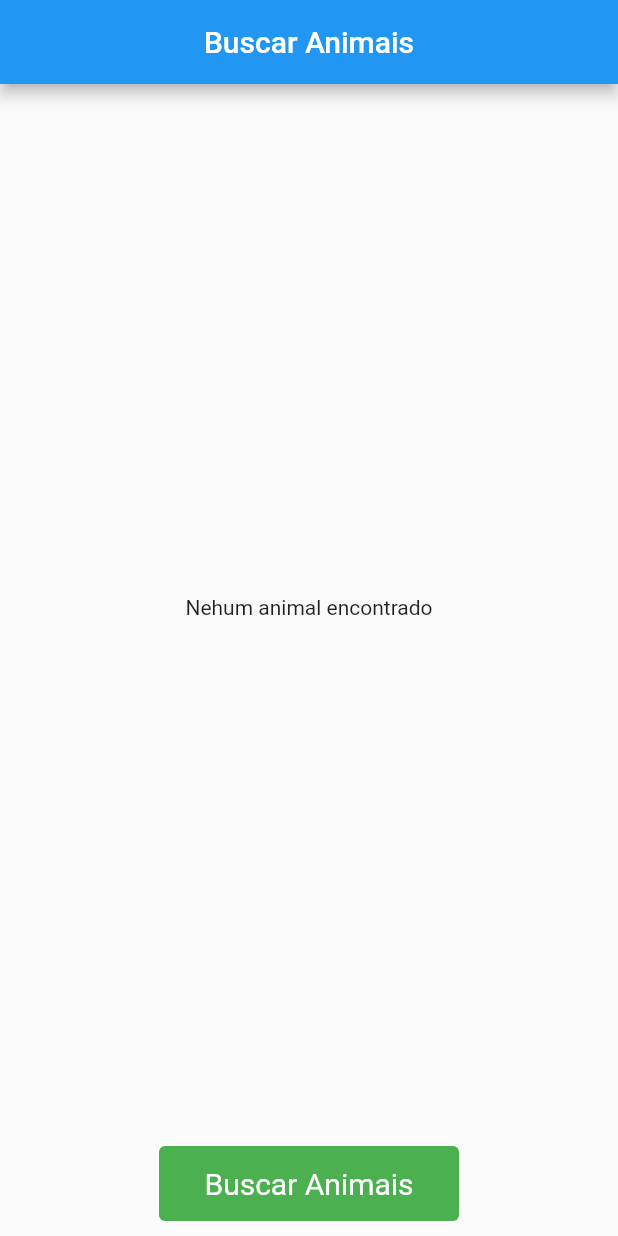
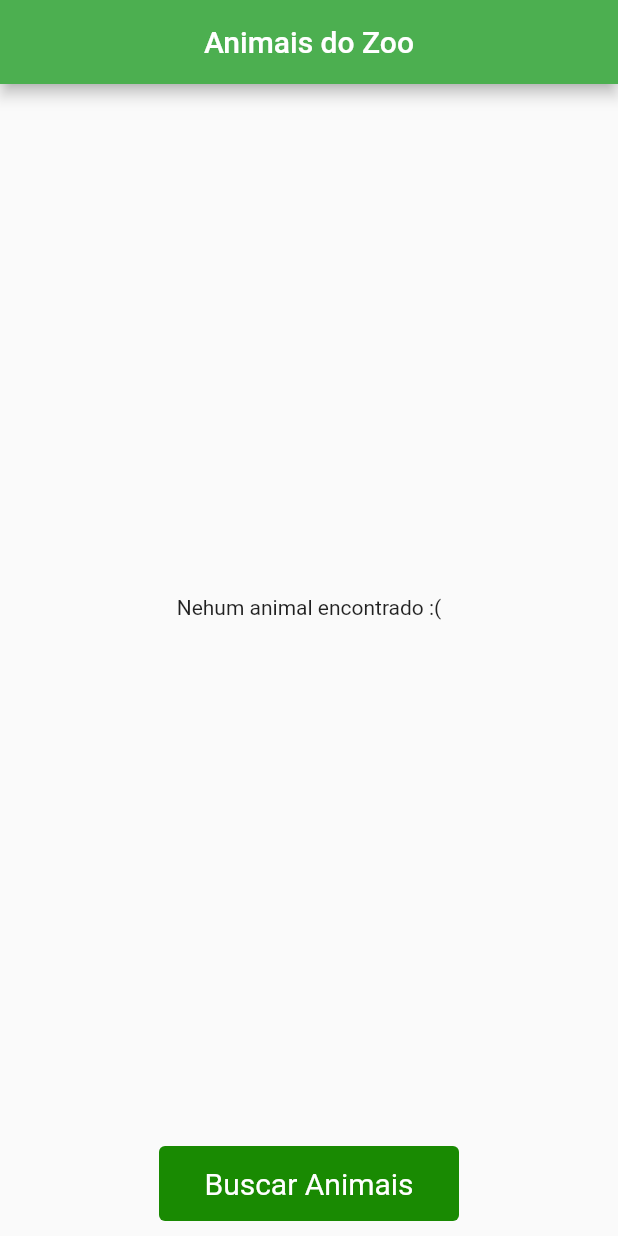
Before and after one commit to tzinegf/zoo_app, a Flutter app: the screen it shows after launch, on a phone screen of 412 x 824 dp. Run offline on Flutter 3.47's test engine with Material 2 defaults, Android fonts, the light colour scheme and no system bars.

Commit message:
efetuando conversões de valores e definindo tema.

```diff
--- a/lib/app/routes/routes.dart
+++ b/lib/app/routes/routes.dart
@@ -15,7 +15,7 @@ class Routes {
           settings: settings,
         );
       default:
-        throw const FormatException('Route not found');
+        throw const FormatException('Rota não encontrada');
     }
   }
 }
--- a/lib/app/screens/animal_details/widgets/list_tile_animal_data.dart
+++ b/lib/app/screens/animal_details/widgets/list_tile_animal_data.dart
@@ -1,4 +1,5 @@
 import 'package:flutter/material.dart';
+import 'package:zoo_app/app/shared/app_text_styles.dart';
 
 class ListTileAnimalData extends StatelessWidget {
   ListTileAnimalData({Key? key, this.data, required this.title, this.trailing})
@@ -15,7 +16,7 @@ class ListTileAnimalData extends StatelessWidget {
       trailing: trailing,
       subtitle: Text(
         data ?? '',
-        style: const TextStyle(color: Colors.black),
+        style: AppTextStyles.defaultTextStyle,
       ),
     );
   }
--- a/lib/app/screens/home/home.dart
+++ b/lib/app/screens/home/home.dart
@@ -2,6 +2,7 @@ import 'package:flutter/material.dart';
 import 'package:provider/provider.dart';
 import 'package:zoo_app/app/screens/home/home_controller.dart';
 import 'package:zoo_app/app/screens/home/widgets/home_body.dart';
+import 'package:zoo_app/app/shared/app_colors.dart';
 
 class Home extends StatelessWidget {
   const Home({Key? key}) : super(key: key);
@@ -13,7 +14,7 @@ class Home extends StatelessWidget {
     return Scaffold(
       appBar: AppBar(
         centerTitle: true,
-        title: const Text('Buscar Animais'),
+        title: const Text('Animais do Zoo'),
       ),
       body: const HomeBody(),
       bottomNavigationBar: Row(
@@ -31,8 +32,10 @@ class Home extends StatelessWidget {
                   fontSize: 20,
                 )),
                 minimumSize: MaterialStateProperty.all(const Size(200, 40)),
-                backgroundColor: MaterialStateProperty.all(Colors.green),
-                foregroundColor: MaterialStateProperty.all(Colors.white),
+                backgroundColor:
+                    MaterialStateProperty.all(AppColors.primaryColor),
+                foregroundColor:
+                    MaterialStateProperty.all(AppColors.ligthColor),
               ),
               child: const Text('Buscar Animais'),
             ),
--- a/lib/app/screens/home/widgets/home_body.dart
+++ b/lib/app/screens/home/widgets/home_body.dart
@@ -33,7 +33,7 @@ class HomeBody extends StatelessWidget {
               },
             )
           : const Center(
-              child: Text('Nehum animal encontrado'),
+              child: Text('Nehum animal encontrado :('),
             );
     } else {
       return const Center(child: CircularProgressIndicator());
--- /dev/null
+++ b/lib/app/shared/app_colors.dart
@@ -0,0 +1,9 @@
+import 'package:flutter/cupertino.dart';
+
+class AppColors {
+  AppColors();
+
+  static const Color ligthColor = Color.fromARGB(255, 255, 255, 255);
+  static const Color darkColor = Color.fromARGB(255, 4, 24, 207);
+  static const Color primaryColor = Color.fromARGB(255, 25, 138, 2);
+}
```
Also changed, not shown: lib/app/screens/animal_details/details_controller.dart (added, +17 -0 lines), lib/app/screens/animal_details/widgets/details_body.dart (+9 -8 lines), lib/app/shared/app_text_styles.dart (added, +11 -0 lines), lib/main.dart (+13 -7 lines), 1 other file.
